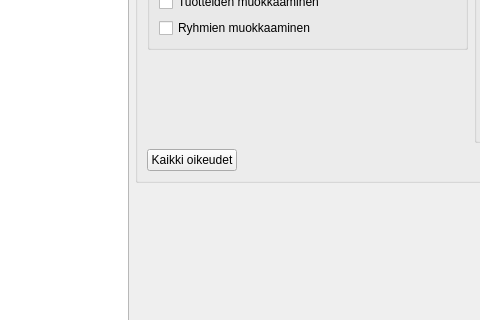
Above: kitsas/maaritys/kayttooikeudet/kayttooikeudet.ui from artoh/kitupiikki before the change; both pictures show x 218 to 698 and y 454 to 774 of the 1035 by 1087 pixel window. Below: the same form after it.
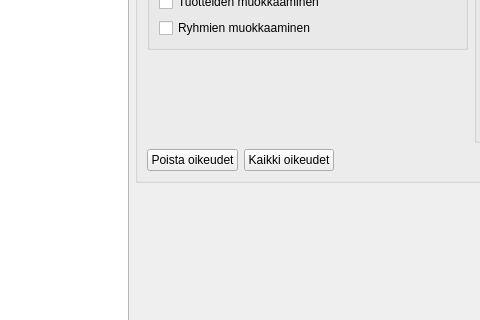
That is the form after the change. Icons and pictures are not drawn.

Commit message: Oikeuksen poistaminen yhdellä napilla

```diff
--- a/kitsas/maaritys/kayttooikeudet/kayttooikeudet.ui
+++ b/kitsas/maaritys/kayttooikeudet/kayttooikeudet.ui
@@ -404,6 +404,17 @@
           </item>
           <item>
            <layout class="QHBoxLayout" name="horizontalLayout">
+            <item>
+             <widget class="QPushButton" name="poistaNappi">
+              <property name="text">
+               <string>Poista oikeudet</string>
+              </property>
+              <property name="icon">
+               <iconset resource="../../pic/pic.qrc">
+                <normaloff>:/pic/eikaytossa.png</normaloff>:/pic/eikaytossa.png</iconset>
+              </property>
+             </widget>
+            </item>
             <item>
              <widget class="QPushButton" name="kaikkiNappi">
               <property name="text">
```
The commit also changes 1 other file.
